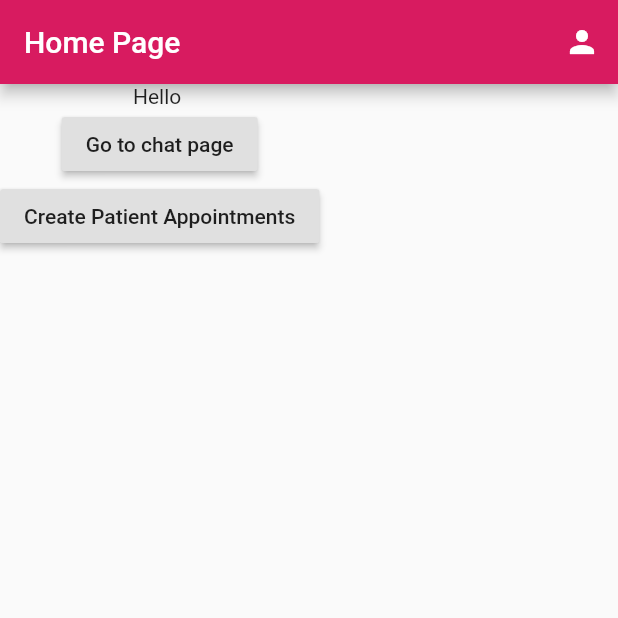
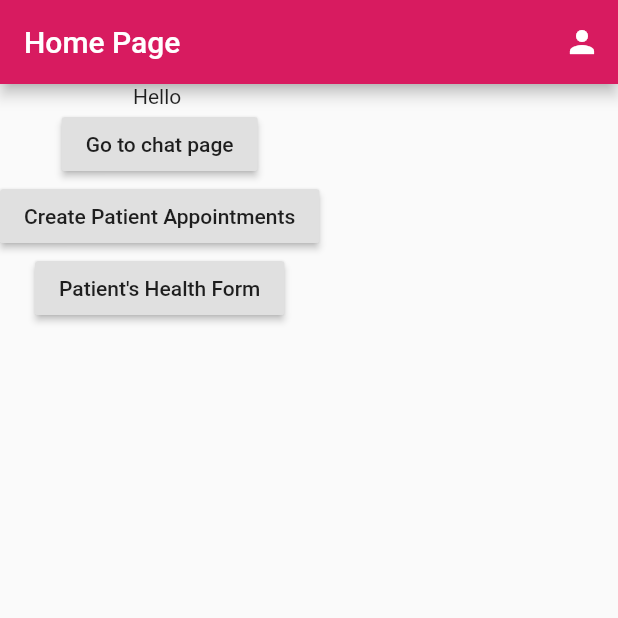
Before and after one commit to wrimicha/HealthKick, a Flutter app: the HomePageDoctor screen opened by its route, on a phone screen of 412 x 824 dp, the top half of it. Run offline on Flutter 3.47's test engine with Material 2 defaults, Android fonts, the phone set to English and light mode, and no system bars; our stand-ins replace cloud_firestore, firebase_auth, firebase_core, firebase_database, google_maps_flutter, shared_preferences; accounts and stored records are empty.

Commit message:
added healthform view

```diff
--- a/lib/screens/homescreendoctor.dart
+++ b/lib/screens/homescreendoctor.dart
@@ -34,6 +34,12 @@ class HomePageDoctor extends StatelessWidget {
             onPressed: () {
               Navigator.of(context).pushNamed('/appointmentscreen');
             },
+          ),
+          RaisedButton(
+            child: Text("Patient's Health Form"),
+            onPressed: () {
+              Navigator.of(context).pushNamed('/healthformscreen');
+            },
           )
         ],
       )),
```
